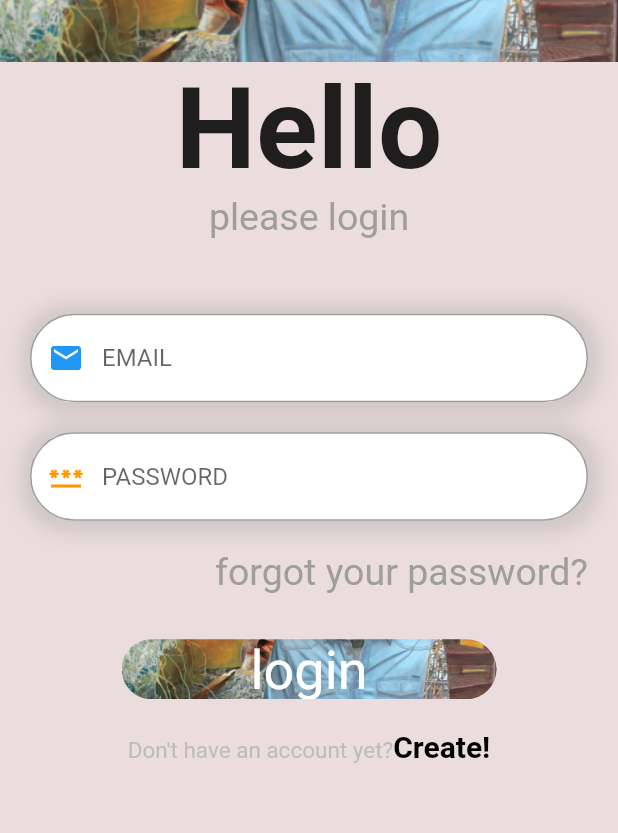
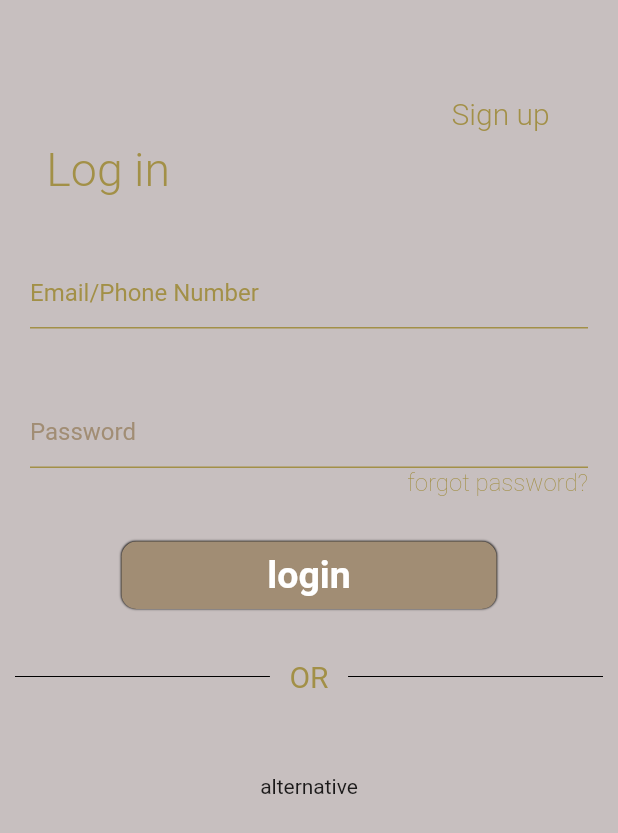
Before and after one commit to Tejasvi1729/Fashion_Tech, a Flutter app: the screen it shows after launch, on a phone screen of 412 x 824 dp. Shown: the top 833 px of the screen. Run offline on Flutter 3.47's test engine with Material 2 defaults, Android fonts, the phone set to English and light mode, and no system bars; our stand-ins replace firebase_auth, firebase_core, get; accounts and stored records are empty; Roboto replaces fonts that are missing (Maitree).

Commit message:
third commit on 29th morning

```diff
--- a/lib/auth_controller.dart
+++ b/lib/auth_controller.dart
@@ -17,13 +17,13 @@ class AuthController extends GetxController{
     super.onReady();
     _user=Rx<User?>(auth.currentUser);
     _user.bindStream(auth.userChanges());
-    ever(_user,_initialScreen);
+    // ever(_user,_initialScreen);
   }
 
-  _initialScreen(User? user){//try adding void in front of it
-    if(user==null){print("Login Page");Get.offAll(()=>LoginPage());}
-    else{Get.offAll(()=>WelcomePage(email:user.email.toString()));}
-  }
+  // _initialScreen(User? user){//try adding void in front of it
+  //   if(user==null){print("Login Page");Get.offAll(()=>LoginPage());}
+  //   else{Get.offAll(()=>WelcomePage());}
+  // }
   void register(String emaili,pass)async{
     try{
       await auth.createUserWithEmailAndPassword(email: emaili, password: pass);
--- a/lib/login_page.dart
+++ b/lib/login_page.dart
@@ -1,11 +1,9 @@
-
-import 'package:fluttersample/auth_controller.dart';
+// import 'package:fluttersample/auth_controller.dart';
 
 import 'sign_up.dart';
 import "package:get/get.dart";
 import 'package:flutter/gestures.dart';
 import 'package:flutter/material.dart';
-
 class LoginPage extends StatefulWidget {
   const LoginPage({Key? key}) : super(key: key);
 
@@ -20,115 +18,104 @@ class _LoginPageState extends State<LoginPage> {
     var passcont=TextEditingController();
     double w = MediaQuery.of(context).size.width;
     double h = MediaQuery.of(context).size.height;
+    List images=[
+      "img/google_logo.png","img\fb_logo.png",
+    ];
+     bool passenable = true;
     return Scaffold(
-      backgroundColor: const Color.fromARGB(255, 235, 221, 221),
+      backgroundColor: Color.fromRGBO(199, 191, 191, 1),
       body: Column(children: [
-        Container(
-          //container for image display
-          width: w,
-          height: h * 0.05,
-          decoration: BoxDecoration(
-              image: DecorationImage(
-                  image: AssetImage("img/dp.png"), fit: BoxFit.cover)),
-        ),
+        // Container(
+        //   //container for image display
+        //   width: w,
+        //   height: h * 0.05,
+        //   decoration: BoxDecoration(
+        //       image: DecorationImage(
+        //           image: AssetImage("img/dp.png"), fit: BoxFit.cover)),
+        // ),
         Container(
             margin: const EdgeInsets.only(left: 20, right: 20),
             width: w,
             child: Column(
               children: [
-                Text(
-                  "Hello",
+                Padding(
+                    padding: EdgeInsets.only(left:(0.62*w),top: 64),
+                    child:Text(
+                    "Sign up",
                     style: TextStyle(
-                    fontSize: 76,
-                    fontWeight: FontWeight.bold,
+                      fontSize: 20,
+                      color: Color.fromARGB(161,141,116,1),
+                      fontFamily: 'Maitree',
+                      fontWeight: FontWeight.w300,
                     ),
                   ),
+                ),
+                SizedBox(height: 8,),
+                Padding(
+                    padding: EdgeInsets.only(right:w*0.65),
+                    child:
                     Text(
-                  "please login",
+                    // textAlign: TextAlign.left,
+                    "Log in",
                     style: TextStyle(
-                    fontSize: 25,
-                    color: Colors.grey,
+                      fontSize: 31,
+                      color: Color.fromARGB(161,141,116,1),
+                      fontFamily: 'Maitree',
+                      fontWeight: FontWeight.w300,
+                    ),
                   ),
                 ),
                 SizedBox(
-                  height: 50,
+                  height: 40,
                 ),
                 Container(
-                  decoration: BoxDecoration(
-                      color: Colors.white,
-                      borderRadius: BorderRadius.circular(30),
-                      boxShadow: [
-                        BoxShadow(
-                          spreadRadius: 7,
-                          blurRadius: 10,
-                          offset: Offset(1, 1),
-                          color: Colors.grey.withOpacity(0.35),
-                        )
-                      ]),
                   child: TextField(
                     controller:emailcont,
                     decoration: InputDecoration(
-                      hintText:"EMAIL",
-                      prefixIcon:Icon(Icons.email,color:Colors.blue),
-                      focusedBorder: OutlineInputBorder(
-                        borderRadius: BorderRadius.circular(30),
-                        borderSide: BorderSide(
-                          color: Colors.white,
-                          width: 1.0,
+                      hintText:"Email/Phone Number",
+                      hintStyle: TextStyle(color:Color.fromARGB(161,141,116,1),
                       ),
-                      ),
-                      border: OutlineInputBorder(
-                        borderRadius: BorderRadius.circular(30),
+                      enabledBorder: UnderlineInputBorder(borderSide: BorderSide(color:Color.fromARGB(161,141,116,1)),
                       ),
                     ),
                   ),
                 ),
                 SizedBox(
-                  height: 20,
+                  height: 45,
                 ),
                 Container(
-                  decoration: BoxDecoration(
-                      color: Colors.white,
-                      borderRadius: BorderRadius.circular(30),
-                      boxShadow: [
-                        BoxShadow(
-                          spreadRadius: 7,
-                          blurRadius: 10,
-                          offset: Offset(1, 1),
-                          color: Colors.grey.withOpacity(0.35),
-                        )
-                      ]),
                   child: TextField(
-                    controller: passcont,
-                    obscureText: true,
+                    obscureText: passenable,
+                    controller:passcont,
                     decoration: InputDecoration(
-                      hintText:"PASSWORD",
-                      prefixIcon:Icon(Icons.password,color:Colors.orange),
-                      focusedBorder: OutlineInputBorder(
-                        borderRadius: BorderRadius.circular(30),
-                        borderSide: BorderSide(
-                          color: Colors.white,
-                          width: 1.0,
+                      // suffix: IconButton(onPressed: (){ //add Icon button at end of TextField
+                      //                 setState(() { //refresh UI
+                      //                     if(passenable){ //if passenable == true, make it false
+                      //                        passenable = false;
+                      //                     }else{
+                      //                        passenable = true; //if passenable == false, make it true
+                      //                     }
+                      //                 });
+                      //         }, icon: Icon(passenable == true?Icons.remove_red_eye:Icons.password)),
+                      hintText:"Password",
+                      hintStyle: TextStyle(color:Color.fromRGBO(161,141,116,1),
                       ),
-                      ),
-                      border: OutlineInputBorder(
-                        borderRadius: BorderRadius.circular(30),
+                      enabledBorder: UnderlineInputBorder(borderSide: BorderSide(color:Color.fromARGB(161,141,116,1)),
                       ),
                     ),
                   ),
-                ),
-                SizedBox(
-                  height: 20,
                 ),
                 Row(children: [
                   Expanded(
                     child: Container(),
                   ),
                   Text(
-                    "forgot your password?",
+                    "forgot password?",
                     style: TextStyle(
-                      fontSize: 25,
-                      color: Colors.grey,
+                      fontSize: 16,
+                      color: Color.fromARGB(161,141,116,1),
+                      fontFamily: 'Maitree',
+                      fontWeight: FontWeight.w200,
                     ),
                   ),
                 ]),
@@ -137,49 +124,86 @@ class _LoginPageState extends State<LoginPage> {
         SizedBox(
           height: 30,
         ),
-        GestureDetector(
-          onTap:(){AuthController.instance.login(emailcont.text.trim(),passcont.text.trim());},
-          child:Container(
+        // GestureDetector(
+          // onTap:(){AuthController.instance.login(emailcont.text.trim(),passcont.text.trim());},
+          // child:
+          Container(
           //container for image display
           width: 250,
-          height: 40,
+          height: 45,
           decoration: BoxDecoration(
-              borderRadius: BorderRadius.circular(35),
-              image: DecorationImage(
-                  image: AssetImage("img/dp.png"), fit: BoxFit.cover)),
+              borderRadius: BorderRadius.circular(10),
+              color: Color.fromRGBO(161,141,116,1),
+               boxShadow: [BoxShadow(blurRadius: 0.5,),],
+          ),
           child: Center(
             child: Text(
               "login",
               style: TextStyle(
-                fontSize: 36,
-                // fontWeight: FontWeight.bold,
+                fontSize: 25,
+                fontWeight: FontWeight.w600,
                 color: Colors.white,
+                fontFamily: 'Maitree',
+                // backgroundColor: Color.fromRGBO(161,141,116,1),
               ),
             ),
           ),),
+        // ),
+        SizedBox(height: 20,),
+       Row(children: <Widget>[
+            Expanded(
+              child: new Container(
+                  margin: const EdgeInsets.only(left: 10.0, right: 13.0),
+                  child: Divider(
+                    color: Colors.black,
+                    height: 50,
+                  )),
             ),
-        SizedBox(
-          height: 20,
+
+            Text(
+              "OR",
+              style: TextStyle(
+                      fontSize: 20,
+                      color: Color.fromARGB(161,141,116,1),
+                      fontFamily: 'Maitree',
+                      fontWeight: FontWeight.w400,
                     ),
-        RichText(
-            text: TextSpan(
-                text: "Don't have an account yet?",
-                style: TextStyle(
-                  color: Colors.grey[400],
-                  fontSize: 15,
             ),
-                children: [
-              TextSpan(
-                  text: "Create!",
-                  style: TextStyle(
+
+            Expanded(
+              child: new Container(
+                  margin: const EdgeInsets.only(left: 13.0, right: 10.0),
+                  child: Divider(
                     color: Colors.black,
-                    fontSize: 20,
-                    fontWeight: FontWeight.bold,
+                    height: 50,
+                  )),
             ),
-                  recognizer: TapGestureRecognizer()..onTap=()=>Get.to(()=>SignUpPage())
-                  )
-            ]))
-      ]),
-    );
+          ]
+          ),
+          SizedBox(height: 40,),
+            Text(
+              "alternative",),
+          // Wrap(
+          //         children:List<Widget>.generate(
+          //           2,
+          //           (index){
+          //             return Padding(
+          //               padding: const EdgeInsets.all(10.0),
+          //               child:CircleAvatar(
+          //               radius: 30,
+          //               backgroundColor: Colors.white,
+          //               child: CircleAvatar(
+      //                     radius: 25,
+      //                     backgroundImage:AssetImage(
+      //                       images[index],
+      //                     ),
+      //                   ),
+      //                 ));
+      //               }
+      //             )
+      //           )
+      // ),
+      ],));
+      // );
   }
 }
--- a/lib/main.dart
+++ b/lib/main.dart
@@ -1,17 +1,19 @@
 import 'package:flutter/material.dart';
 // import 'package:firebase_auth/firebase_auth.dart';
-import 'package:firebase_core/firebase_core.dart';
-import 'login_page.dart';
+// import 'package:firebase_core/firebase_core.dart';
+import 'package:fluttersample/login_page.dart';
+// import 'login_page.dart';
 // import 'sign_up.dart';
 import "package:get/get.dart";
-import 'auth_controller.dart';
-Future<void> main() async{
+// import 'auth_controller.dart';
+// import 'package:fluttersample/welcome_page.dart';
+void main() {
   WidgetsFlutterBinding.ensureInitialized();
-  await Firebase.initializeApp().then((value)=>Get.put(AuthController()));
+  // await Firebase.initializeApp().then((value)=>Get.put(AuthController()));
   runApp(MyApp());
 }
 
-class MyApp extends StatelessWidget {
+class MyApp extends StatelessWidget{
   @override
   Widget build(BuildContext context) {
     return GetMaterialApp(
--- a/lib/welcome_page.dart
+++ b/lib/welcome_page.dart
@@ -1,10 +1,10 @@
 import 'package:flutter/cupertino.dart';
 import 'package:flutter/material.dart';
-import 'package:fluttersample/auth_controller.dart';
+// import 'package:fluttersample/auth_controller.dart';
 
 class WelcomePage extends StatelessWidget {
-  String email;
-  WelcomePage({Key?key, required this.email}) : super(key: key);
+  // String email;
+  // WelcomePage({Key?key}) : super(key: key);
 
   @override
   Widget build(BuildContext context) {
@@ -36,15 +36,16 @@ class WelcomePage extends StatelessWidget {
               ))),
               SizedBox(height: 20,),
               Text(
-                email,
+                "email",
                 style: TextStyle(fontSize: 20,color: Colors.pink),
               ),
           SizedBox(
             height: 30,
           ),
-          GestureDetector(
-          onTap:(){AuthController.instance.logout();},
-          child:Container(
+          // GestureDetector(
+          // onTap:(){AuthController.instance.logout();},
+          // child:
+          Container(
             //container for image display
             width: 200,
             height: 40,
@@ -62,7 +63,8 @@ class WelcomePage extends StatelessWidget {
                 ),
               ),
             ),
-          ),),
+          ),
+          // ),
         ],
       ),
     );
--- a/pubspec.yaml
+++ b/pubspec.yaml
@@ -77,7 +77,10 @@ flutter:
   # "family" key with the font family name, and a "fonts" key with a
   # list giving the asset and other descriptors for the font. For
   # example:
-  # fonts:
+  fonts:
+      - family: Maitree
+        fonts:
+          - asset: assets\fonts\Maitree-Regular.ttf
   #   - family: Schyler
   #     fonts:
   #       - asset: fonts/Schyler-Regular.ttf
```
Also changed, not shown: assets/fonts/Maitree-Regular.ttf (added), img/fb_logo.png (added), img/google_logo.png (added). Lines whose indentation alone changed are shown as unchanged.
